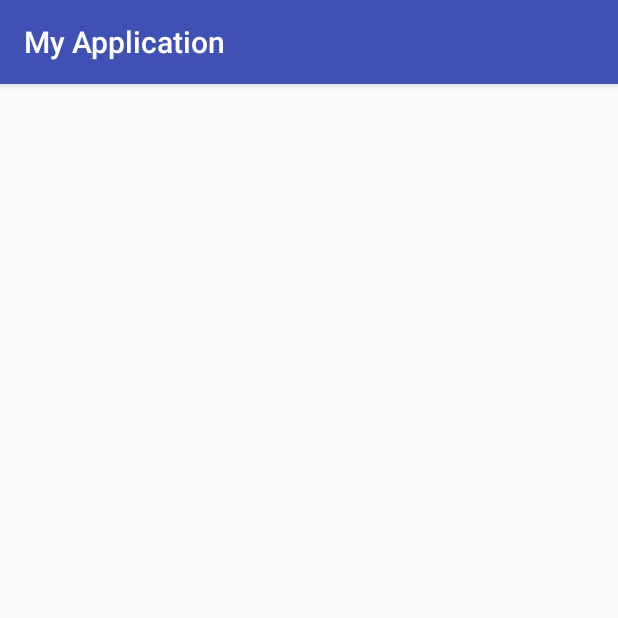
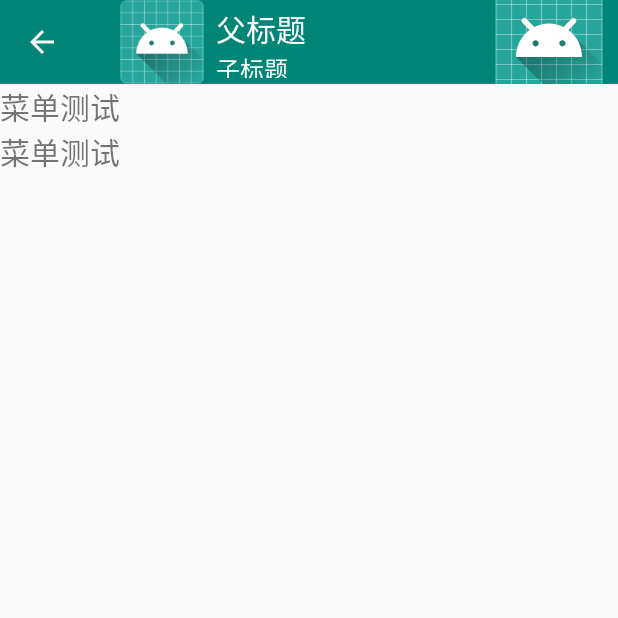
Before and after one commit to hc413101/MyApplication4, an Android app: the Main7Activity screen opened directly, with no data from a screen before it, on a phone screen of 412 x 824 dp, the top half of it. Run offline under Robolectric (Android 15) with nearby library versions, the phone set to English and light mode, and no system bars.

Commit message:
toolbar与菜单测试

```diff
--- a/app/src/main/AndroidManifest.xml
+++ b/app/src/main/AndroidManifest.xml
@@ -17,7 +17,7 @@
         android:label="@string/app_name"
         android:roundIcon="@mipmap/ic_launcher_round"
         android:supportsRtl="true"
-        android:theme="@style/AppTheme">
+        android:theme="@style/CustomAppTheme">
         <activity android:name=".view.Activity.MainActivity">
 
             <!-- <intent-filter> -->
@@ -59,7 +59,7 @@
         </activity>
         <activity android:name=".view.Activity.Main6Activity">
         </activity>
-        <activity android:name=".view.Activity.Main7Activity">
+        <activity android:name=".view.Activity.Main7Activity"  android:label="">
         </activity>
     </application>
 
--- a/app/src/main/java/com/android/administrator/myapplication/view/Activity/Main3Activity.java
+++ b/app/src/main/java/com/android/administrator/myapplication/view/Activity/Main3Activity.java
@@ -53,7 +53,7 @@ public class Main3Activity extends AppCompatActivity {
     }
 
     public void tiao(View view){
-        Intent intent = new Intent(this,Main6Activity.class);
+        Intent intent = new Intent(this,Main7Activity.class);
         startActivity(intent);
     }
 
--- a/app/src/main/res/layout/activity_main7.xml
+++ b/app/src/main/res/layout/activity_main7.xml
@@ -6,5 +6,32 @@
     android:layout_width="match_parent"
     android:layout_height="match_parent"
     tools:context="com.android.administrator.myapplication.view.Activity.Main7Activity">
-
+    <android.support.v7.widget.Toolbar
+        android:id="@+id/toolbar"
+        android:layout_width="0dp"
+        android:layout_height="?actionBarSize"
+        app:layout_constraintTop_toTopOf="parent"
+        app:layout_constraintRight_toRightOf="parent"
+        app:layout_constraintLeft_toLeftOf="parent"
+        app:navigationIcon="?attr/homeAsUpIndicator"
+        android:background="@color/material_deep_teal_500"
+        app:subtitleTextColor="#ffff"
+        app:titleTextColor="#ffff"
+        ></android.support.v7.widget.Toolbar>
+    <TextView
+        android:id="@+id/tv_cs"
+        android:layout_width="wrap_content"
+        android:layout_height="wrap_content"
+        app:layout_constraintTop_toBottomOf="@id/toolbar"
+        android:text="菜单测试"
+        android:textSize="20dp"
+        />
+    <TextView
+        app:layout_constraintTop_toBottomOf="@id/tv_cs"
+        android:id="@+id/tv_cs1"
+        android:layout_width="wrap_content"
+        android:layout_height="wrap_content"
+        android:text="菜单测试"
+        android:textSize="20dp"
+        />
 </android.support.constraint.ConstraintLayout>
--- /dev/null
+++ b/app/src/main/res/menu/contexmenu.xml
@@ -0,0 +1,14 @@
+<?xml version="1.0" encoding="utf-8"?>
+<menu xmlns:android="http://schemas.android.com/apk/res/android">
+    <group >
+        <item android:title="菜单一"
+              android:orderInCategory="100"
+              android:menuCategory="system"/>
+        <item android:title="菜单二"
+              android:orderInCategory="200"
+              android:menuCategory="system"/>
+        <item android:title="菜单三"
+              android:orderInCategory="300"
+              android:menuCategory="system"/>
+    </group>
+</menu>
--- /dev/null
+++ b/app/src/main/res/menu/optionmenu.xml
@@ -0,0 +1,26 @@
+<?xml version="1.0" encoding="utf-8"?>
+<menu xmlns:app="http://schemas.android.com/apk/res-auto"
+      xmlns:android="http://schemas.android.com/apk/res/android">
+    <group>
+        <item
+            android:id="@+id/a"
+            android:icon="@mipmap/ic_launcher"
+            android:title="菜单一"
+            app:showAsAction="withText"/>
+        <item
+            android:id="@+id/b"
+            app:showAsAction="never"
+            android:icon="@mipmap/ic_launcher"
+            android:title="菜单二"/>
+        <item
+            android:id="@+id/c"
+            app:showAsAction="never"
+            android:icon="@mipmap/ic_launcher"
+            android:title="菜单三"/>
+        <item
+            android:id="@+id/d"
+            app:showAsAction="never"
+            android:icon="@mipmap/ic_launcher"
+            android:title="菜单四"/>
+    </group>
+</menu>
--- a/app/src/main/res/values/styles.xml
+++ b/app/src/main/res/values/styles.xml
@@ -16,6 +16,7 @@
     <style name="AppTheme.AppBarOverlay" parent="ThemeOverlay.AppCompat.Dark.ActionBar"/>
 
     <style name="AppTheme.PopupOverlay" parent="ThemeOverlay.AppCompat.Light"/>
+
     <style name="grid">
         <item name="android:layout_margin">3dp</item>
         <item name="android:layout_width">70dp</item>
@@ -41,8 +42,30 @@
         <item name="android:textSize">16sp</item>
     </style>
 
-    <style name="cutomTheme" parent="AppTheme">
+    <style name="toolbar_menu_style" parent="Base.Widget.AppCompat.Light.PopupMenu.Overflow">
+        <item name="overlapAnchor">true</item>
+        <item name="android:popupBackground">@color/material_deep_teal_500</item>
+        <item name="android:dropDownVerticalOffset">5dp</item>
+        <item name="android:dropDownHorizontalOffset">-2dp</item>
+    </style>
+
+    <style name="OverflowButtonStyle" parent="Base.Widget.AppCompat.ActionButton.Overflow">
+        <item name="android:src">@mipmap/ic_launcher</item>
+    </style>
+
+    <style name="Base.AppTheme" parent="AppTheme.NoActionBar">
         <item name="windowActionBar">false</item>
+        <item name="android:windowNoTitle">true</item>
         <item name="windowNoTitle">true</item>
+        <item name="android:actionOverflowButtonStyle">@style/OverflowButtonStyle</item>
+        <item name="colorControlNormal">@android:color/white</item>
+    </style>
+
+    <style name="CustomAppTheme" parent="Base.AppTheme">
+        <item name="actionOverflowMenuStyle">@style/toolbar_menu_style</item>
+    </style>
+
+    <style name="ToolbarTheme" parent="@style/ThemeOverlay.AppCompat.ActionBar">
+        <item name="actionMenuTextColor">@android:color/white</item>
     </style>
 </resources>
```
Also changed, not shown: app/src/main/java/com/android/administrator/myapplication/view/Activity/Main7Activity.java (+94 -0 lines), app/src/main/res/mipmap-xhdpi/toolbar_back.jpg (added).
